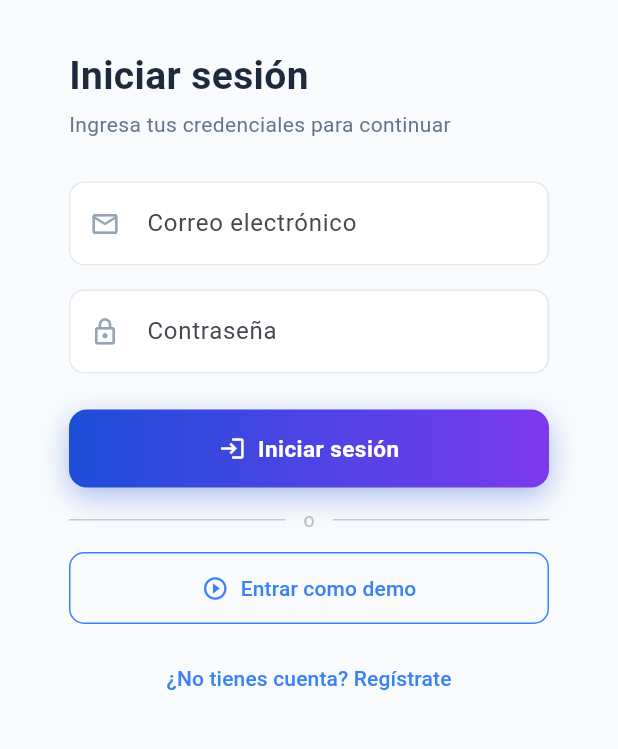
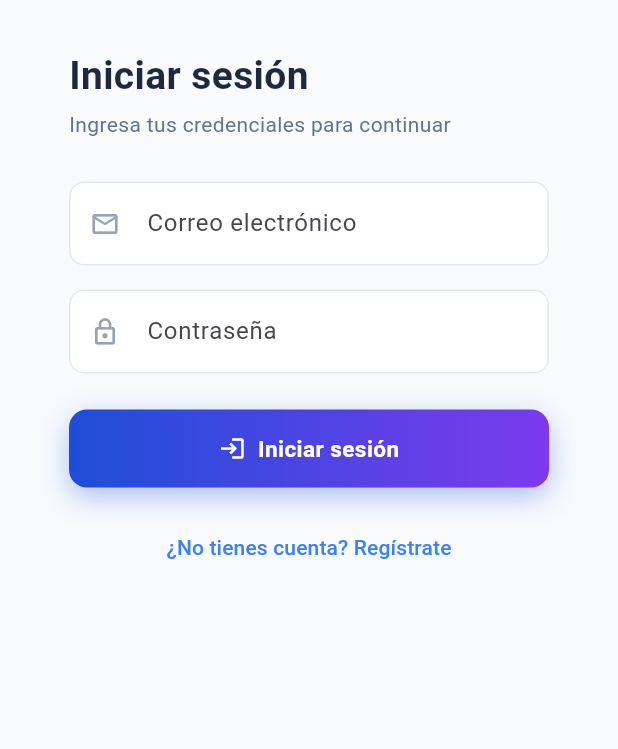
Before and after one commit to Yuli-2005/AeroCore, a Flutter app: the screen it shows after launch, on a phone screen of 412 x 824 dp, the part 456-1205 px from its top. Run offline on Flutter 3.47's test engine with Material 3 defaults, Android fonts, the phone set to English and light mode, and no system bars; our stand-ins replace dio, flutter_riverpod, flutter_secure_storage, go_router, pdf, printing and 1 more.

Commit message:
revert: remove demo login button from Flutter and Vue
Co-Authored-By: Claude Sonnet 4.6 <noreply@anthropic.com>

```diff
--- a/front_flutter/lib/features/auth/screens/login_screen.dart
+++ b/front_flutter/lib/features/auth/screens/login_screen.dart
@@ -17,12 +17,6 @@ class _LoginScreenState extends ConsumerState<LoginScreen> {
   final _passCtrl  = TextEditingController();
   bool _loading = false;
   String? _error;
-
-  Future<void> _demoLogin() async {
-    _emailCtrl.text = 'demo@aerocore.com';
-    _passCtrl.text  = 'Demo@2026';
-    await _login();
-  }
 
   Future<void> _login() async {
     setState(() { _loading = true; _error = null; });
@@ -220,28 +214,7 @@ class _LoginScreenState extends ConsumerState<LoginScreen> {
           const SizedBox(height: 24),
           GradientButton(text: 'Iniciar sesión', onPressed: _login, loading: _loading,
             icon: Icons.login),
-          const SizedBox(height: 12),
-          Row(children: [
-            const Expanded(child: Divider()),
-            Padding(
-              padding: const EdgeInsets.symmetric(horizontal: 12),
-              child: Text('o', style: TextStyle(color: Colors.grey.shade400, fontSize: 13)),
-            ),
-            const Expanded(child: Divider()),
-          ]),
-          const SizedBox(height: 12),
-          OutlinedButton.icon(
-            onPressed: _loading ? null : _demoLogin,
-            icon: const Icon(Icons.play_circle_outline, size: 18),
-            label: const Text('Entrar como demo'),
-            style: OutlinedButton.styleFrom(
-              foregroundColor: AppColors.primary,
-              side: const BorderSide(color: AppColors.primary),
-              padding: const EdgeInsets.symmetric(vertical: 14),
-              shape: RoundedRectangleBorder(borderRadius: BorderRadius.circular(10)),
-            ),
-          ),
-          const SizedBox(height: 12),
+          const SizedBox(height: 16),
           TextButton(
             onPressed: () => context.go('/register'),
             child: const Text('¿No tienes cuenta? Regístrate',
```
Also changed, not shown: 5 other files.
